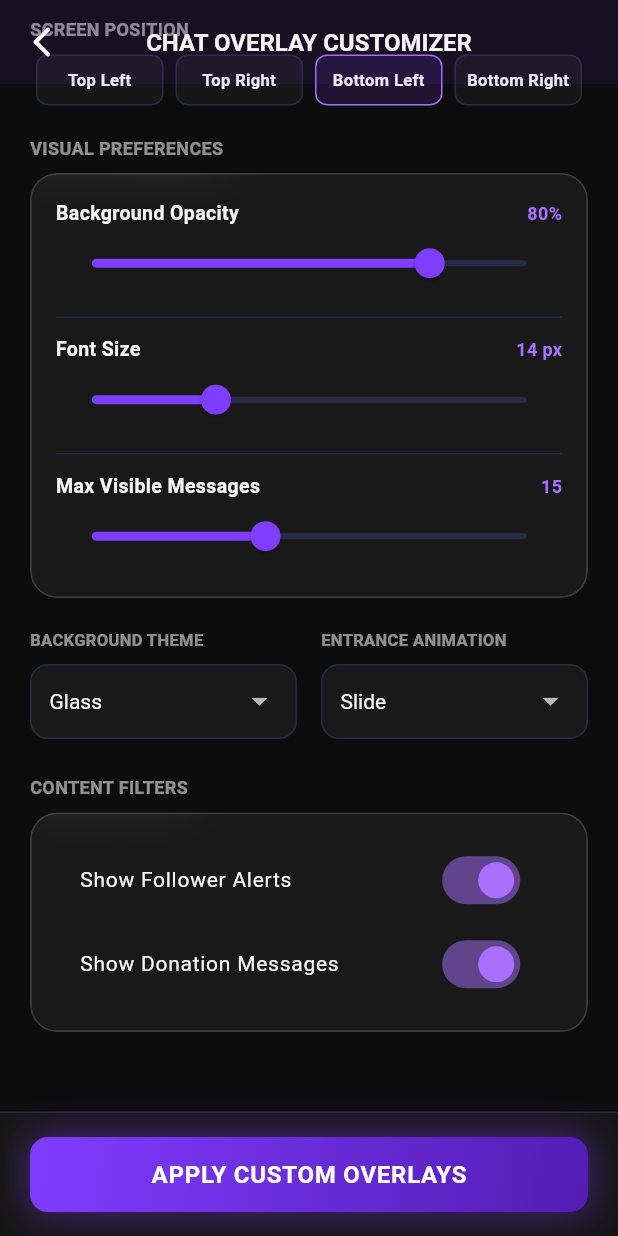
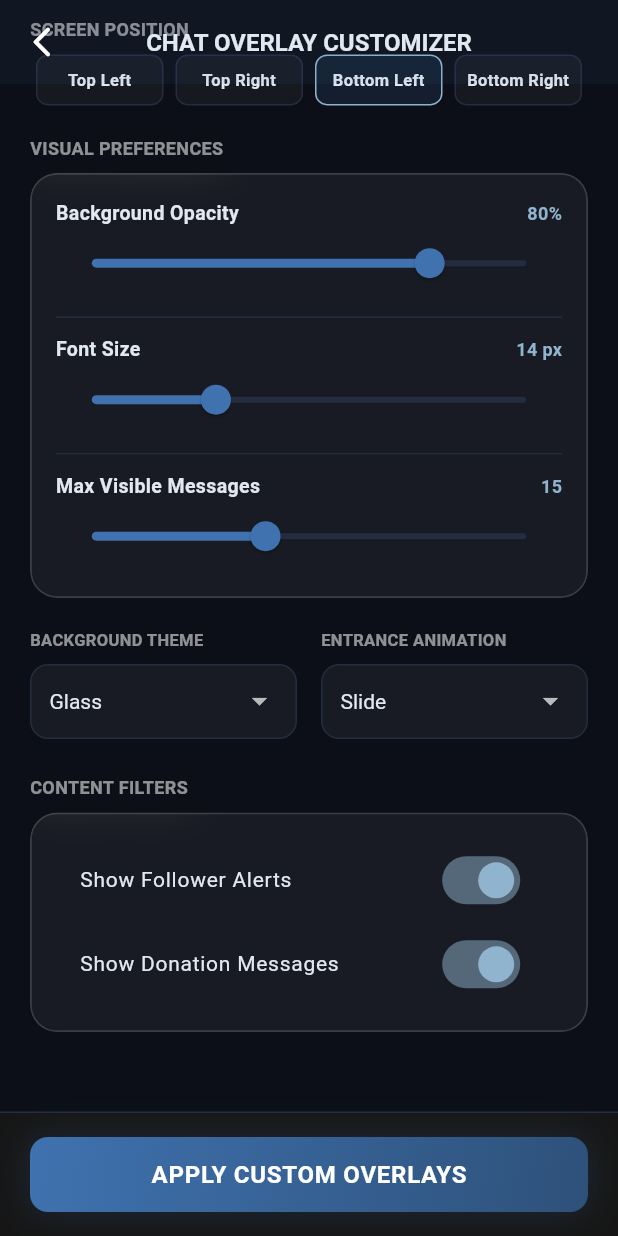
Before and after one commit to gokulavi/open-cast, a Flutter app: the ChatOverlayScreen screen opened by its route, scrolled down 319 dp, on a phone screen of 412 x 824 dp. Run offline on Flutter 3.47's test engine with Material 3 defaults, Android fonts, the phone set to English and light mode, and no system bars; our stand-ins replace firebase_core, fl_chart, flutter_animate, flutter_riverpod, go_router; accounts and stored records are empty; network calls fail; Roboto replaces fonts that are missing (Exo2, Rajdhani).

Commit message:
Update colors to a premium Slate Sapphire and Ice Blue theme

```diff
--- a/lib/theme/app_theme.dart
+++ b/lib/theme/app_theme.dart
@@ -8,34 +8,34 @@ import 'package:flutter/material.dart';
 class AppColors {
   AppColors._();
 
-  static const Color matteBlack = Color(0xFF0D0D0D);
-  static const Color currentViolet = Color(0xFF7F3DFF);
-  static const Color accentPurpleGlow = Color(0xFFA970FF);
-  static const Color softWhite = Color(0xFFF5F5F5);
-  static const Color cardDark = Color(0xFF1A1A2E);
-  static const Color surface = Color(0xFF161616);
-  static const Color border = Color(0xFF2A2A4A);
+  static const Color matteBlack = Color(0xFF0C0F17);       // Soft Slate Midnight (calming background)
+  static const Color currentViolet = Color(0xFF3F72AF);     // Sophisticated Sapphire Blue (primary brand)
+  static const Color accentPurpleGlow = Color(0xFF90B4CE);  // Cool Ice Blue (glow highlights)
+  static const Color softWhite = Color(0xFFE2E8F0);         // Calm Off-white (prevents text glare)
+  static const Color cardDark = Color(0xFF161B26);          // Soft Charcoal Card fill
+  static const Color surface = Color(0xFF111520);           // Deep Surface container
+  static const Color border = Color(0xFF242C3F);            // Low-contrast Steel Border
 
-  static const Color liveRed = Color(0xFFFF3B5C);
-  static const Color onlineGreen = Color(0xFF00E676);
-  static const Color warningAmber = Color(0xFFFFB300);
-  static const Color infoBlue = Color(0xFF00B4FF);
+  static const Color liveRed = Color(0xFFFF5376);           // Soft Crimson Live Red
+  static const Color onlineGreen = Color(0xFF10B981);       // Calming Emerald Green
+  static const Color warningAmber = Color(0xFFF59E0B);      // Warm Amber Warning
+  static const Color infoBlue = Color(0xFF3B82F6);          // Steel Blue Info
 
   // Gradients
   static const LinearGradient brandGradient = LinearGradient(
-    colors: [currentViolet, Color(0xFF531CB3)],
+    colors: [currentViolet, Color(0xFF2E517A)],
     begin: Alignment.topLeft,
     end: Alignment.bottomRight,
   );
 
   static const LinearGradient liveGradient = LinearGradient(
-    colors: [liveRed, Color(0xFFC2185B)],
+    colors: [liveRed, Color(0xFFD63B5D)],
     begin: Alignment.topLeft,
     end: Alignment.bottomRight,
   );
 
   static const LinearGradient neonBorderGradient = LinearGradient(
-    colors: [currentViolet, accentPurpleGlow, infoBlue],
+    colors: [currentViolet, accentPurpleGlow, Color(0xFF6B99C3)],
     begin: Alignment.topLeft,
     end: Alignment.bottomRight,
   );
@@ -45,16 +45,16 @@ class AppGlows {
   AppGlows._();
 
   static const BoxShadow violetGlow = BoxShadow(
-    color: Color(0x667F3DFF), // 0.4 opacity
+    color: Color(0x333F72AF), // Softer, lower opacity sapphire glow
     blurRadius: 20,
-    spreadRadius: 2,
+    spreadRadius: 1,
     offset: Offset(0, 0),
   );
 
   static const BoxShadow redGlow = BoxShadow(
-    color: Color(0x66FF3B5C),
+    color: Color(0x33FF5376), // Softer crimson glow
     blurRadius: 20,
-    spreadRadius: 2,
+    spreadRadius: 1,
     offset: Offset(0, 0),
   );
 }
@@ -136,13 +136,13 @@ class AppTheme {
   // Violet Neon Theme Definition (Cyberpunk style)
   static ThemeData get violetNeon {
     return darkPro.copyWith(
-      scaffoldBackgroundColor: const Color(0xFF090514),
+      scaffoldBackgroundColor: const Color(0xFF0A0F1D), // Calm Midnight Blue
       cardTheme: CardThemeData(
-        color: const Color(0xFF140A26),
+        color: const Color(0xFF151C2C), // Navy-Slate card fill
         elevation: 0,
         shape: RoundedRectangleBorder(
           borderRadius: BorderRadius.circular(18),
-          side: const BorderSide(color: AppColors.accentPurpleGlow, width: 1.5),
+          side: BorderSide(color: AppColors.accentPurpleGlow.withValues(alpha: 0.4), width: 1.2), // Softer ice-blue border
         ),
       ),
     );
```
